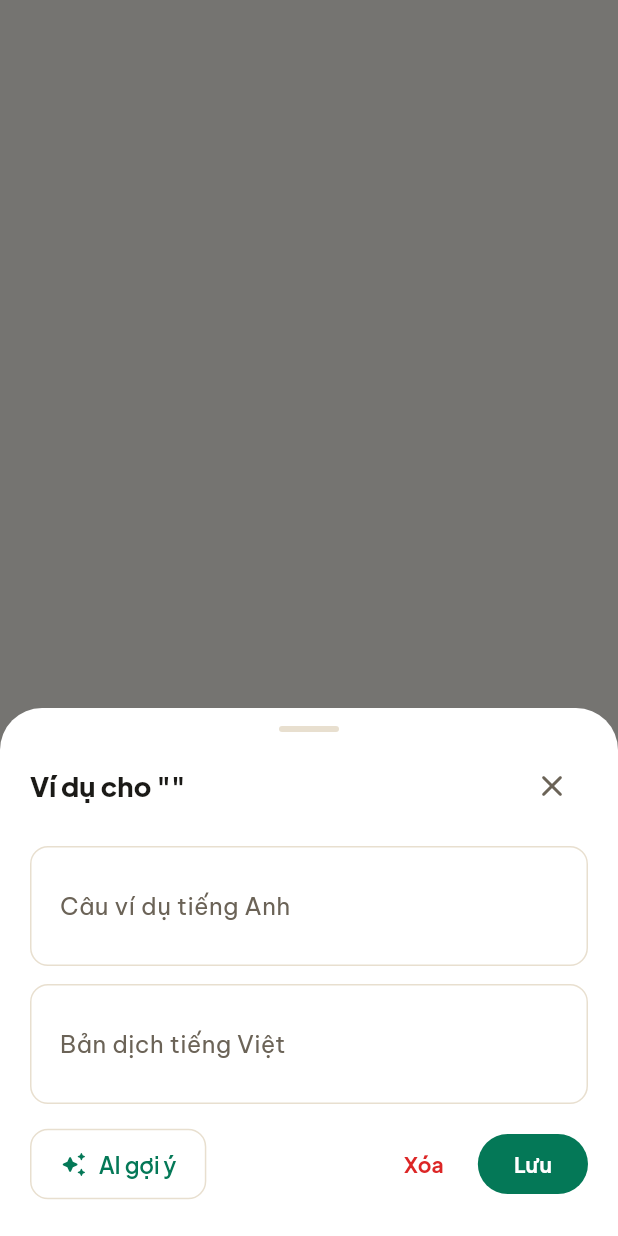
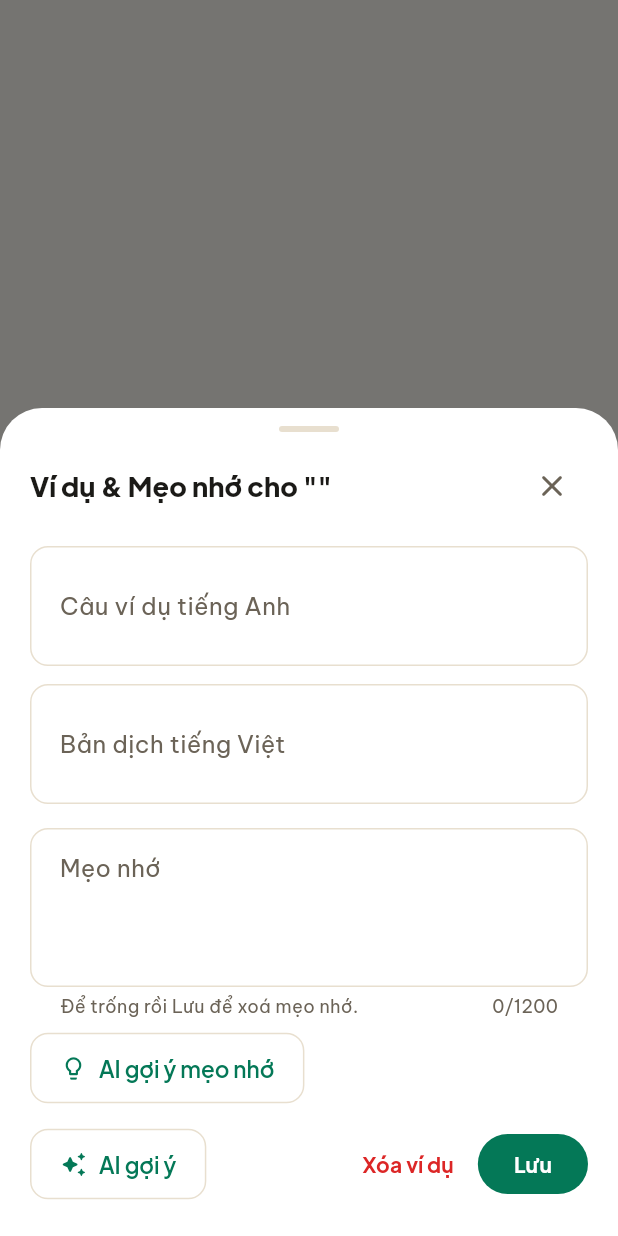
Before and after one commit to VietNguyenHoang16/LingoFlow, a Flutter app: what show() shows on an empty page, opened directly with empty values, on a phone screen of 412 x 824 dp. Run offline on Flutter 3.47's test engine with Material 3 defaults, Android fonts, the light colour scheme and no system bars; our stand-ins replace audioplayers, confetti, flutter_local_notifications, flutter_tts, shared_preferences, timezone; missing offline and left inert: dart:html, dart:js_interop; accounts and stored records are empty; network calls fail; statements that could not run were skipped.

Commit message:
feat(mnemonic): them Meo nho cho tung tu
- Cot mnemonic + 2 action generateWordMnemonic/updateWordMnemonic
- AI prompt tieng Viet theo mau vi du, khong tu sinh khi import
- Nut nho Meo nho o the lat / On tap / Luyen tap, mo sheet cuon duoc
- Quan ly trong sheet Vi du & Meo nho (AI goi y + luu/xoa)
- Schema v10 + tests

```diff
--- a/lib/pages/category_page.dart
+++ b/lib/pages/category_page.dart
@@ -632,6 +632,7 @@ class _CategoryPageState extends State<CategoryPage> {
           ? null
           : resolved['translation'],
       exampleTarget: exampleTarget.isEmpty ? null : exampleTarget,
+      mnemonic: (word['mnemonic'] ?? '').toString(),
       commonSynonyms: (word['common_synonyms'] ?? '').toString(),
       accent: catColor,
       isFavorite: word['is_favorite'] == true,
--- a/lib/pages/favorites_page.dart
+++ b/lib/pages/favorites_page.dart
@@ -192,6 +192,7 @@ class _FavoritesPageState extends State<FavoritesPage> {
                             exampleTranslation: (resolved['translation'] ?? '').toString().isEmpty
                                 ? null
                                 : resolved['translation'],
+                            mnemonic: (word['mnemonic'] ?? '').toString(),
                             commonSynonyms: (word['common_synonyms'] ?? '').toString(),
                             collocations: (word['collocations'] ?? '').toString(),
                             accent: theme.colorScheme.primary,
--- a/lib/pages/flashcard_practice_page.dart
+++ b/lib/pages/flashcard_practice_page.dart
@@ -443,6 +443,7 @@ class _FlashcardPracticePageState extends State<FlashcardPracticePage> {
                   topicTag: (word['topic_tag'] ?? '').toString(),
                   example: resolved['sentence'] ?? '',
                   exampleTranslation: resolved['translation'],
+                  mnemonic: (word['mnemonic'] ?? '').toString(),
                   commonSynonyms:
                       (word['common_synonyms'] ?? '').toString(),
                   collocations: (word['collocations'] ?? '').toString(),
--- a/lib/pages/hard_words_page.dart
+++ b/lib/pages/hard_words_page.dart
@@ -184,6 +184,7 @@ class _HardWordsPageState extends State<HardWordsPage> {
                             exampleTranslation: (resolved['translation'] ?? '').toString().isEmpty
                                 ? null
                                 : resolved['translation'],
+                            mnemonic: (word['mnemonic'] ?? '').toString(),
                             commonSynonyms: (word['common_synonyms'] ?? '').toString(),
                             collocations: (word['collocations'] ?? '').toString(),
                             accent: theme.colorScheme.primary,
--- a/lib/pages/recent_page.dart
+++ b/lib/pages/recent_page.dart
@@ -1565,6 +1565,7 @@ class _RecentPageState extends State<RecentPage> {
           ? null
           : resolved['translation'],
       exampleTarget: exampleTarget.isEmpty ? null : exampleTarget,
+      mnemonic: (word['mnemonic'] ?? '').toString(),
       commonSynonyms: (word['common_synonyms'] ?? '').toString(),
       collocations: (word['collocations'] ?? '').toString(),
       accent: theme.colorScheme.primary,
--- a/lib/pages/review_page.dart
+++ b/lib/pages/review_page.dart
@@ -1398,7 +1398,7 @@ class _ReviewPageState extends State<ReviewPage>
 
               // Panel vi du kieu flashcard: chi hien sau khi nhap tu / Show answer.
               // Thieu vi du -> hien hint thay vi an im lang (de biet can bo sung).
-              if (_showAnswer && (((currentWord['example'] ?? '') as String).isNotEmpty || ((currentWord['common_synonyms'] ?? '') as String).isNotEmpty))
+              if (_showAnswer && (((currentWord['example'] ?? '') as String).isNotEmpty || ((currentWord['common_synonyms'] ?? '') as String).isNotEmpty || ((currentWord['mnemonic'] ?? '') as String).isNotEmpty))
                 ReviewExamplePanel(
                   word: (currentWord['word'] ?? '').toString(),
                   example: (currentWord['example'] ?? '').toString(),
@@ -1408,6 +1408,7 @@ class _ReviewPageState extends State<ReviewPage>
                   target: (currentWord['example_target'] ?? '').toString().isEmpty
                       ? null
                       : (currentWord['example_target'] ?? '').toString(),
+                  mnemonic: (currentWord['mnemonic'] ?? '').toString(),
                   commonSynonyms: (currentWord['common_synonyms'] ?? '').toString(),
                   accent: theme.colorScheme.primary,
                   compact: compactMode,
--- a/lib/services/review_word_utils.dart
+++ b/lib/services/review_word_utils.dart
@@ -78,6 +78,7 @@ Map<String, dynamic> normalizeWord(Map<String, dynamic> raw) {
   word['common_synonyms'] = _safeString(word['common_synonyms']);
   word['example_sentence'] = _safeString(word['example_sentence']);
   word['example_translation'] = _safeString(word['example_translation']);
+  word['mnemonic'] = _safeString(word['mnemonic']);
   word['word_type'] = _safeString(word['word_type']);
   word['commonness'] = _safeNullableInt(word['commonness']);
   word['word_level'] = _safeCefr(word['word_level']);
--- a/lib/widgets/example_manager_sheet.dart
+++ b/lib/widgets/example_manager_sheet.dart
@@ -13,6 +13,7 @@ class ExampleManagerSheet extends StatefulWidget {
   final String topicTag;
   final String exampleSentence;
   final String exampleTranslation;
+  final String mnemonic;
 
   const ExampleManagerSheet({
     super.key,
@@ -25,6 +26,7 @@ class ExampleManagerSheet extends StatefulWidget {
     required this.topicTag,
     this.exampleSentence = '',
     this.exampleTranslation = '',
+    this.mnemonic = '',
   });
 
   static Future<bool?> show({
@@ -38,6 +40,7 @@ class ExampleManagerSheet extends StatefulWidget {
     required String topicTag,
     String exampleSentence = '',
     String exampleTranslation = '',
+    String mnemonic = '',
   }) {
     return showModalBottomSheet<bool>(
       context: context,
@@ -56,6 +59,7 @@ class ExampleManagerSheet extends StatefulWidget {
         topicTag: topicTag,
         exampleSentence: exampleSentence,
         exampleTranslation: exampleTranslation,
+        mnemonic: mnemonic,
       ),
     );
   }
@@ -68,7 +72,9 @@ class _ExampleManagerSheetState extends State<ExampleManagerSheet> {
   final DatabaseService _db = DatabaseService();
   late final TextEditingController _sentenceController;
   late final TextEditingController _translationController;
+  late final TextEditingController _mnemonicController;
   bool _isGenerating = false;
+  bool _isGeneratingMnemonic = false;
   bool _isSaving = false;
   String? _error;
 
@@ -81,6 +87,7 @@ class _ExampleManagerSheetState extends State<ExampleManagerSheet> {
     );
     _translationController =
         TextEditingController(text: widget.exampleTranslation);
+    _mnemonicController = TextEditingController(text: widget.mnemonic);
   }
 
   String _cleanError(Object error) =>
@@ -108,15 +115,38 @@ class _ExampleManagerSheetState extends State<ExampleManagerSheet> {
     }
   }
 
+  Future<void> _generateMnemonic() async {
+    setState(() {
+      _isGeneratingMnemonic = true;
+      _error = null;
+    });
+    try {
+      final mnemonic = await _db.generateWordMnemonic(widget.wordId);
+      if (!mounted) return;
+      setState(() {
+        _mnemonicController.text = mnemonic;
+        _isGeneratingMnemonic = false;
+      });
+    } catch (error) {
+      if (!mounted) return;
+      setState(() {
+        _isGeneratingMnemonic = false;
+        _error = _cleanError(error);
+      });
+    }
+  }
+
   Future<void> _save() async {
     final sentence = _sentenceController.text.trim();
     final translation = _translationController.text.trim();
-    if (sentence.isEmpty) {
-      setState(() => _error = 'Nhập câu ví dụ tiếng Anh.');
+    final mnemonic = _mnemonicController.text.trim();
+    final hasExample = sentence.isNotEmpty || translation.isNotEmpty;
+    if (hasExample && (sentence.isEmpty || translation.isEmpty)) {
+      setState(() => _error = 'Câu ví dụ cần cả bản tiếng Anh và bản dịch tiếng Việt.');
       return;
     }
-    if (translation.isEmpty) {
-      setState(() => _error = 'Nhập bản dịch tiếng Việt.');
+    if (!hasExample && mnemonic.isEmpty) {
+      setState(() => _error = 'Nhập câu ví dụ hoặc mẹo nhớ.');
       return;
     }
 
@@ -126,16 +156,19 @@ class _ExampleManagerSheetState extends State<ExampleManagerSheet> {
       _error = null;
     });
     try {
+      if (hasExample) {
         await _db.updateWordExample(
           widget.wordId,
           sentence: sentence,
           translation: translation,
           target: widget.word,
         );
+      }
+      await _db.updateWordMnemonic(widget.wordId, mnemonic: mnemonic);
       if (!mounted) return;
       Navigator.pop(context, true);
       messenger.showSnackBar(
-        const SnackBar(content: Text('Đã lưu ví dụ!')),
+        const SnackBar(content: Text('Đã lưu!')),
       );
     } catch (error) {
       if (!mounted) return;
@@ -201,13 +234,14 @@ class _ExampleManagerSheetState extends State<ExampleManagerSheet> {
   void dispose() {
     _sentenceController.dispose();
     _translationController.dispose();
+    _mnemonicController.dispose();
     super.dispose();
   }
 
   @override
   Widget build(BuildContext context) {
     final theme = Theme.of(context);
-    final busy = _isGenerating || _isSaving;
+    final busy = _isGenerating || _isGeneratingMnemonic || _isSaving;
 
     return SingleChildScrollView(
       padding: EdgeInsets.fromLTRB(
@@ -235,7 +269,7 @@ class _ExampleManagerSheetState extends State<ExampleManagerSheet> {
             children: [
               Expanded(
                 child: Text(
-                  'Ví dụ cho "${widget.word}"',
+                  'Ví dụ & Mẹo nhớ cho "${widget.word}"',
                   style: TextStyle(
                     fontFamily: 'Plus Jakarta Sans',
                     fontSize: 18,
@@ -289,6 +323,51 @@ class _ExampleManagerSheetState extends State<ExampleManagerSheet> {
               ),
             ),
           ),
+          const SizedBox(height: 16),
+          TextField(
+            controller: _mnemonicController,
+            maxLines: 6,
+            minLines: 3,
+            maxLength: 1200,
+            enabled: !busy,
+            decoration: InputDecoration(
+              labelText: 'Mẹo nhớ',
+              hintText:
+                  'Từ immune (miễn dịch) đọc là /ɪˈmjuːn/ (i-mun). Hãy tưởng tượng: ...',
+              helperText: 'Để trống rồi Lưu để xoá mẹo nhớ.',
+              alignLabelWithHint: true,
+              border: OutlineInputBorder(
+                borderRadius: BorderRadius.circular(14),
+              ),
+              suffixIcon: _mnemonicController.text.isEmpty
+                  ? null
+                  : IconButton(
+                      onPressed: busy
+                          ? null
+                          : () => setState(_mnemonicController.clear),
+                      icon: const Icon(Icons.clear_rounded),
+                      tooltip: 'Xoá mẹo nhớ',
+                    ),
+            ),
+            onChanged: (_) => setState(() {}),
+          ),
+          const SizedBox(height: 8),
+          Align(
+            alignment: Alignment.centerLeft,
+            child: OutlinedButton.icon(
+              onPressed: busy ? null : _generateMnemonic,
+              icon: _isGeneratingMnemonic
+                  ? const SizedBox(
+                      width: 16,
+                      height: 16,
+                      child: CircularProgressIndicator(strokeWidth: 2),
+                    )
+                  : const Icon(Icons.lightbulb_outline_rounded, size: 18),
+              label: Text(
+                _isGeneratingMnemonic ? 'Đang tạo...' : 'AI gợi ý mẹo nhớ',
+              ),
+            ),
+          ),
           if (_error != null) ...[
             const SizedBox(height: 10),
             Text(
@@ -318,7 +397,7 @@ class _ExampleManagerSheetState extends State<ExampleManagerSheet> {
               TextButton(
                 onPressed: busy ? null : _delete,
                 child: Text(
-                  'Xóa',
+                  'Xóa ví dụ',
                   style: TextStyle(color: theme.colorScheme.error),
                 ),
               ),
```
Also changed, not shown: lib/pages/practice_page.dart (+9 -0 lines), lib/pages/vocabulary_set_page.dart (+8 -1 lines), lib/services/database_service_web.dart (+17 -0 lines), lib/widgets/flip_word_card.dart (+10 -0 lines), lib/widgets/mnemonic_sheet.dart (added, +146 -0 lines), lib/widgets/review_example_panel.dart (+17 -1 lines), 5 other files. Lines whose indentation alone changed are shown as unchanged.
